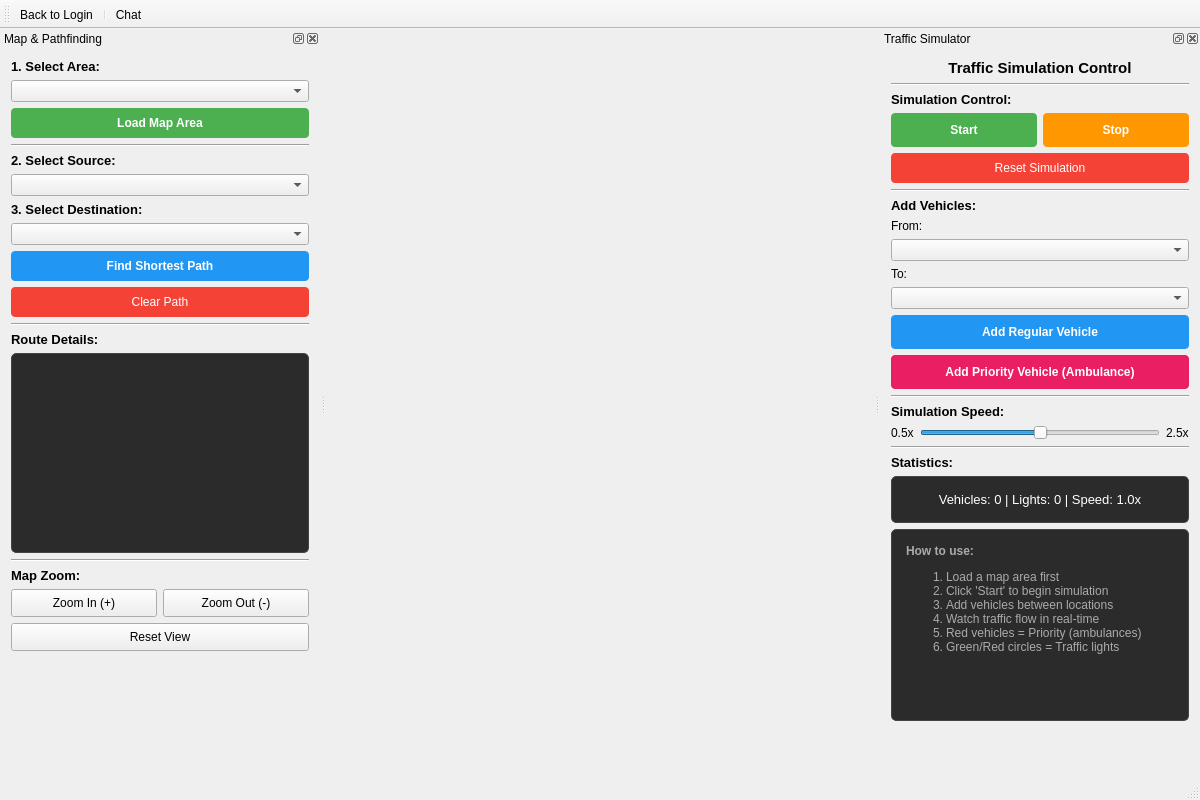
The window that mainwindow.ui (MuhammadSarimUmer/Traffic-Simulation-Dsa-project) describes before a commit, drawn with Qt 5.
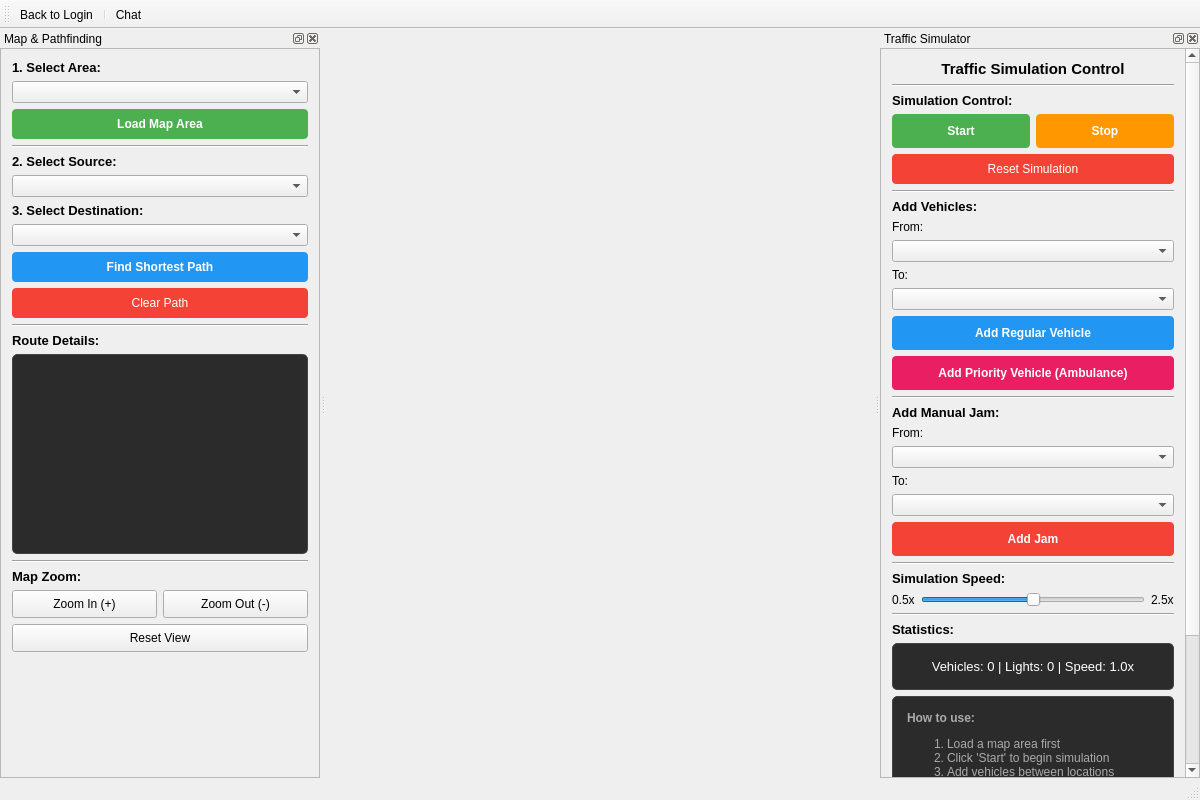
The same window after the commit. Icons and pictures are not drawn.

Diff of the .ui file:
```diff
--- a/mainwindow.ui
+++ b/mainwindow.ui
@@ -152,7 +152,34 @@
    <attribute name="dockWidgetArea">
     <number>1</number>
    </attribute>
+   <widget class="QWidget" name="dockWidgetContents_LEFT">
+    <layout class="QVBoxLayout" name="verticalLayout_DOCK_LEFT">
+     <property name="leftMargin">
+      <number>0</number>
+     </property>
+     <property name="topMargin">
+      <number>0</number>
+     </property>
+     <property name="rightMargin">
+      <number>0</number>
+     </property>
+     <property name="bottomMargin">
+      <number>0</number>
+     </property>
+     <item>
+      <widget class="QScrollArea" name="controlScrollArea">
+       <property name="widgetResizable">
+        <bool>true</bool>
+       </property>
    <widget class="QWidget" name="dockWidgetContents">
+        <property name="geometry">
+         <rect>
+          <x>0</x>
+          <y>0</y>
+          <width>318</width>
+          <height>697</height>
+         </rect>
+        </property>
     <layout class="QVBoxLayout" name="verticalLayout">
      <item>
       <widget class="QLabel" name="areaLabel">
@@ -366,6 +393,10 @@
     </layout>
    </widget>
   </widget>
+     </item>
+    </layout>
+   </widget>
+  </widget>
   <widget class="QDockWidget" name="simulatorDockWidget">
    <property name="minimumSize">
     <size>
@@ -379,7 +410,34 @@
    <attribute name="dockWidgetArea">
     <number>2</number>
    </attribute>
+   <widget class="QWidget" name="dockWidgetContents_RIGHT">
+    <layout class="QVBoxLayout" name="verticalLayout_DOCK_RIGHT">
+     <property name="leftMargin">
+      <number>0</number>
+     </property>
+     <property name="topMargin">
+      <number>0</number>
+     </property>
+     <property name="rightMargin">
+      <number>0</number>
+     </property>
+     <property name="bottomMargin">
+      <number>0</number>
+     </property>
+     <item>
+      <widget class="QScrollArea" name="simulatorScrollArea">
+       <property name="widgetResizable">
+        <bool>true</bool>
+       </property>
    <widget class="QWidget" name="simulatorDockContents">
+        <property name="geometry">
+         <rect>
+          <x>0</x>
+          <y>0</y>
+          <width>318</width>
+          <height>950</height>
+         </rect>
+        </property>
     <layout class="QVBoxLayout" name="verticalLayout_2">
      <item>
       <widget class="QLabel" name="simulatorTitleLabel">
@@ -524,6 +582,59 @@
        </property>
       </widget>
      </item>
+         <item>
+          <widget class="Line" name="separator_jam">
+           <property name="orientation">
+            <enum>Qt::Horizontal</enum>
+           </property>
+          </widget>
+         </item>
+         <item>
+          <widget class="QLabel" name="jamLabel">
+           <property name="font">
+            <font>
+             <pointsize>10</pointsize>
+             <weight>75</weight>
+             <bold>true</bold>
+            </font>
+           </property>
+           <property name="text">
+            <string>Add Manual Jam:</string>
+           </property>
+          </widget>
+         </item>
+         <item>
+          <widget class="QLabel" name="jamSourceLabel">
+           <property name="text">
+            <string>From:</string>
+           </property>
+          </widget>
+         </item>
+         <item>
+          <widget class="QComboBox" name="jamSourceCombo"/>
+         </item>
+         <item>
+          <widget class="QLabel" name="jamDestLabel">
+           <property name="text">
+            <string>To:</string>
+           </property>
+          </widget>
+         </item>
+         <item>
+          <widget class="QComboBox" name="jamDestCombo"/>
+         </item>
+         <item>
+          <widget class="QPushButton" name="addJamButton">
+           <property name="styleSheet">
+            <string notr="true">QPushButton { background-color: #f44336; color: white; padding: 10px; border-radius: 4px; font-weight: bold; }
+QPushButton:hover { background-color: #da190b; }
+QPushButton:disabled { background-color: #cccccc; }</string>
+           </property>
+           <property name="text">
+            <string>Add Jam</string>
+           </property>
+          </widget>
+         </item>
      <item>
       <widget class="Line" name="separator6">
        <property name="orientation">
@@ -674,6 +785,10 @@
         </size>
        </property>
       </spacer>
+         </item>
+        </layout>
+       </widget>
+      </widget>
      </item>
     </layout>
    </widget>
```
Lines whose indentation alone changed are shown as unchanged.
